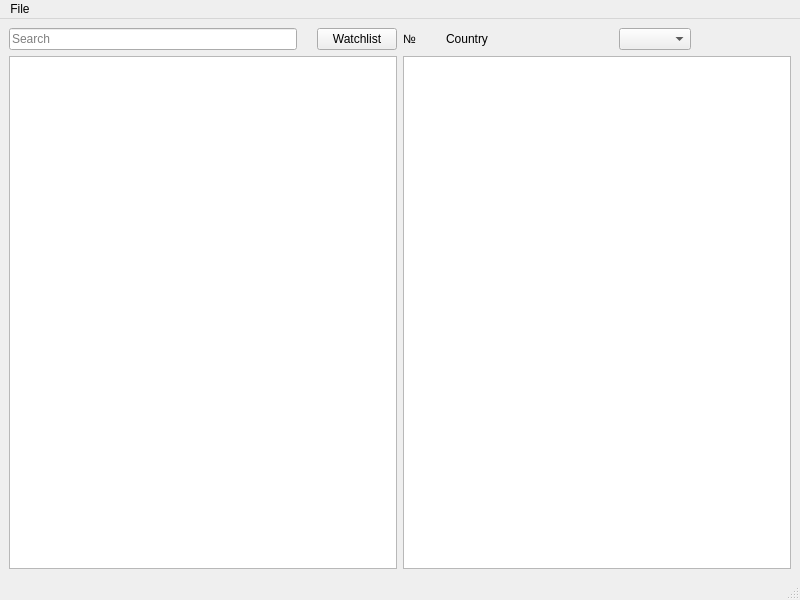
First picture: the form in student139/mainwindow.ui, repository Teh1Z/dsba-itop2022-hw, before the edit.
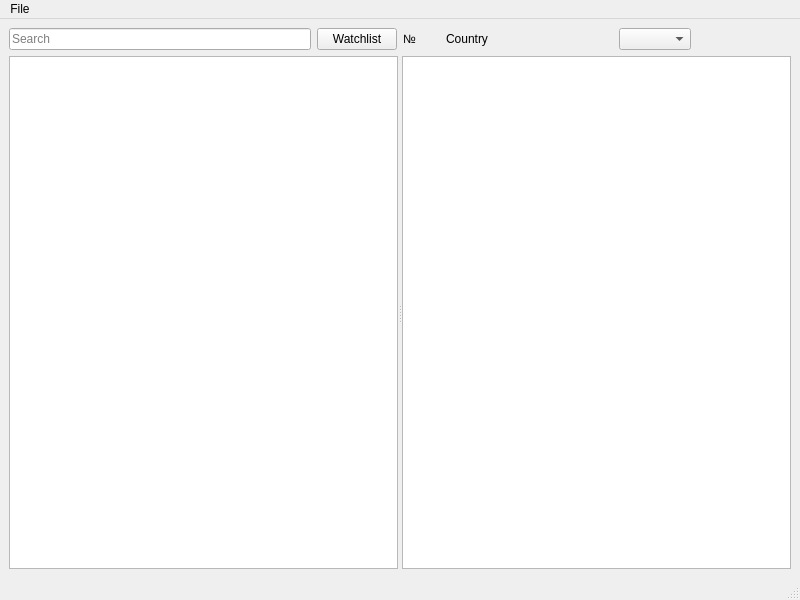
Second picture: the form after the edit.

```diff
--- a/student139/mainwindow.ui
+++ b/student139/mainwindow.ui
@@ -15,10 +15,30 @@
   </property>
   <widget class="QWidget" name="centralwidget">
    <layout class="QGridLayout" name="gridLayout">
-    <item row="3" column="0">
-     <widget class="QTableView" name="tableView"/>
-    </item>
-    <item row="1" column="1">
+    <item row="0" column="0">
+     <layout class="QHBoxLayout" name="horizontalLayout_4">
+      <item>
+       <layout class="QHBoxLayout" name="horizontalLayout">
+        <item>
+         <layout class="QHBoxLayout" name="horizontalLayout_3"/>
+        </item>
+        <item>
+         <widget class="QLineEdit" name="lineEdit">
+          <property name="placeholderText">
+           <string>Search</string>
+          </property>
+         </widget>
+        </item>
+        <item>
+         <widget class="QPushButton" name="pushButton">
+          <property name="text">
+           <string>Watchlist</string>
+          </property>
+         </widget>
+        </item>
+       </layout>
+      </item>
+      <item>
      <layout class="QHBoxLayout" name="horizontalLayout_2">
       <property name="spacing">
        <number>30</number>
@@ -68,32 +88,16 @@
       </item>
      </layout>
     </item>
-    <item row="3" column="1">
-     <widget class="QTableView" name="tableView_2"/>
+     </layout>
     </item>
     <item row="1" column="0">
-     <layout class="QHBoxLayout" name="horizontalLayout">
-      <property name="spacing">
-       <number>20</number>
+     <widget class="QSplitter" name="splitter">
+      <property name="orientation">
+       <enum>Qt::Horizontal</enum>
       </property>
-      <item>
-       <layout class="QGridLayout" name="gridLayout_3"/>
-      </item>
-      <item>
-       <widget class="QLineEdit" name="lineEdit">
-        <property name="placeholderText">
-         <string>Search</string>
-        </property>
-       </widget>
-      </item>
-      <item>
-       <widget class="QPushButton" name="pushButton">
-        <property name="text">
-         <string>Watchlist</string>
-        </property>
-       </widget>
-      </item>
-     </layout>
+      <widget class="QTableView" name="tableView"/>
+      <widget class="QTableView" name="tableView_2"/>
+     </widget>
     </item>
    </layout>
   </widget>
```
Lines whose indentation alone changed are shown as unchanged.
